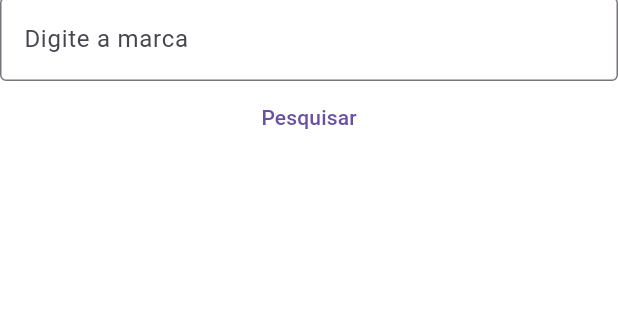
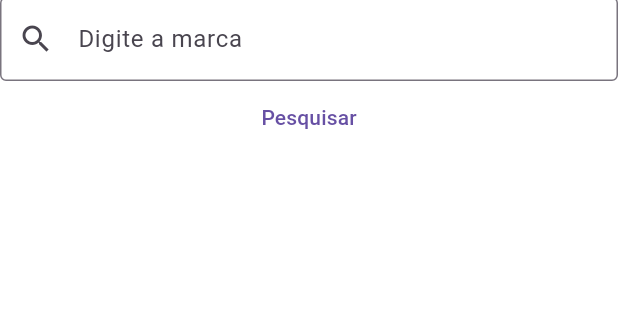
Before and after one commit to lukasreei/carviewproject, a Flutter app: the Homepage screen opened directly, on a phone screen of 412 x 824 dp, the part 573-893 px from its top. Run offline on Flutter 3.47's test engine with Material 3 defaults, Android fonts, the light colour scheme and no system bars; our stand-ins replace firebase_analytics, firebase_auth, firebase_core, google_sign_in; accounts and stored records are empty.

Commit message:
não lembro oque fiz

```diff
--- a/lib/pages/homepage.dart
+++ b/lib/pages/homepage.dart
@@ -78,6 +78,7 @@ class _HomepageState extends State<Homepage> {
               decoration: const InputDecoration(
                 labelText: 'Digite a marca',
                 hintText: 'exemplo BMW',
+                prefixIcon: Icon(Icons.search),
                 border: OutlineInputBorder(),
               ),
             ),
```
Also changed, not shown: 1 other file.
